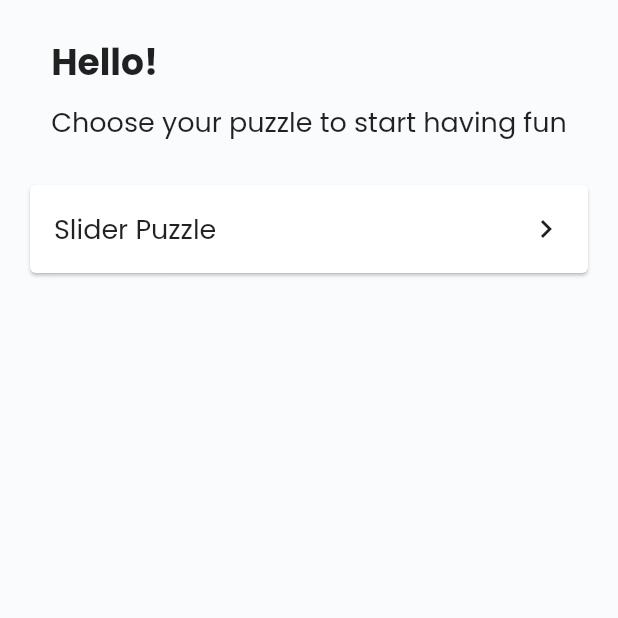
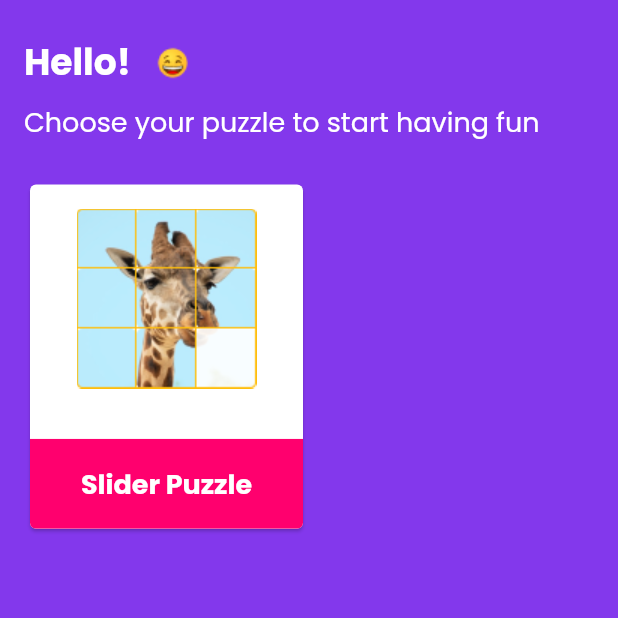
Before and after one commit to priscilladeroode/flutter_puzzles, a Flutter app: the screen it shows after launch, on a phone screen of 412 x 824 dp, the top half of it. Run offline on Flutter 3.47's test engine with Material 2 defaults, Android fonts, the phone set to English and light mode, and no system bars; our stand-ins replace flutter_mobx, flutter_modular, google_fonts, mobx; generated files the repository leaves out were written again.

Commit message:
feat: redesign HomePage

```diff
--- a/lib/modules/home/presentation/home_page.dart
+++ b/lib/modules/home/presentation/home_page.dart
@@ -8,7 +8,7 @@ class HomePage extends StatelessWidget {
   @override
   Widget build(BuildContext context) {
     return Scaffold(
-      backgroundColor: const Color(0xFFFAFBFC),
+      backgroundColor: const Color(0xFF8338EC),
       body: SizedBox(
         height: MediaQuery.of(context).size.height,
         width: MediaQuery.of(context).size.width,
@@ -20,17 +20,24 @@ class HomePage extends StatelessWidget {
                 Column(
                   crossAxisAlignment: CrossAxisAlignment.start,
                   children: [
+                    Row(
+                      children: [
                         Text(
                           'Hello!',
                           style: GoogleFonts.poppins(
                               fontWeight: FontWeight.bold,
                               fontSize: 24,
+                              color: Colors.white),
                         ),
+                        const SizedBox(width: 16),
+                        Image.asset("assets/images/grinning_face.png")
+                      ],
                     ),
                     const SizedBox(height: 8),
                     Text(
                       'Choose your puzzle to start having fun',
                       style: GoogleFonts.poppins(
+                        color: Colors.white,
                         fontWeight: FontWeight.normal,
                         fontSize: 18,
                       ),
@@ -38,27 +45,45 @@ class HomePage extends StatelessWidget {
                   ],
                 ),
                 const SizedBox(height: 24),
-                ListView(
+                GridView(
+                  gridDelegate: const SliverGridDelegateWithFixedCrossAxisCount(
+                      crossAxisCount: 2, childAspectRatio: 0.8),
                   shrinkWrap: true,
                   children: [
                     InkWell(
                       onTap: () => Modular.to.pushNamed('/slide-puzzle/'),
                       child: Card(
-                        child: Padding(
-                          padding: const EdgeInsets.all(16),
-                          child: Row(
+                        child: Column(
                           mainAxisAlignment: MainAxisAlignment.spaceBetween,
                           children: [
-                              Text(
+                            Container(
+                              margin: const EdgeInsets.all(16),
+                              width: 120,
+                              height: 120,
+                              decoration: const BoxDecoration(
+                                  image: DecorationImage(
+                                      image: AssetImage(
+                                          "assets/images/slide_puzzle_image.png"))),
+                            ),
+                            ClipRRect(
+                              borderRadius: const BorderRadius.vertical(
+                                  bottom: Radius.circular(4)),
+                              child: Container(
+                                width: double.infinity,
+                                color: const Color(0xFFFF006E),
+                                height: 60,
+                                child: Center(
+                                  child: Text(
                                     'Slider Puzzle',
                                     style: GoogleFonts.poppins(
-                                  fontWeight: FontWeight.w400,
+                                        fontWeight: FontWeight.w700,
                                         fontSize: 18,
+                                        color: Colors.white),
                                   ),
                                 ),
-                              const Icon(Icons.chevron_right)
+                              ),
+                            ),
                           ],
-                          ),
                         ),
                       ),
                     ),
--- a/lib/modules/slide_puzzle/presentation/slide_puzzle_page.dart
+++ b/lib/modules/slide_puzzle/presentation/slide_puzzle_page.dart
@@ -1,5 +1,4 @@
 import 'package:flutter/material.dart';
-import 'package:flutter_mobx/flutter_mobx.dart';
 import 'package:flutter_modular/flutter_modular.dart';
 import 'package:puzzles/modules/slide_puzzle/presentation/controllers/slide_puzzle_controller.dart';
 import 'package:puzzles/modules/slide_puzzle/presentation/widgets/action_bar.dart';
--- a/pubspec.yaml
+++ b/pubspec.yaml
@@ -66,7 +66,7 @@ flutter:
 
   # To add assets to your application, add an assets section, like this:
   assets:
-    - assets/images/puzzle.jpg
+    - assets/images/
   #   - images/a_dot_ham.jpeg
 
   # An image asset can refer to one or more resolution-specific "variants", see
```
Also changed, not shown: assets/images/grinning_face.png (added), assets/images/slide_puzzle_image.png (added). Lines whose indentation alone changed are shown as unchanged.
